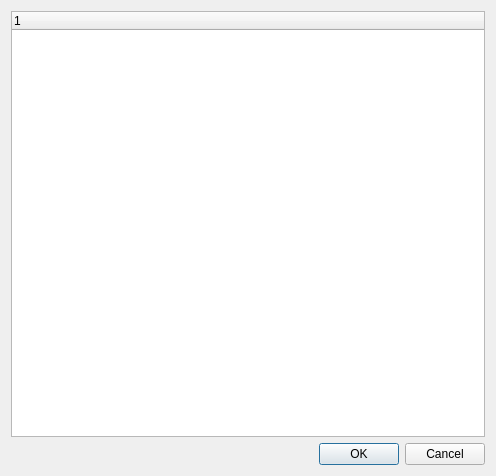
Old version of the form include/data/uid/xml_tree.ui in the repository hnguy028/Data-Center-Manager.
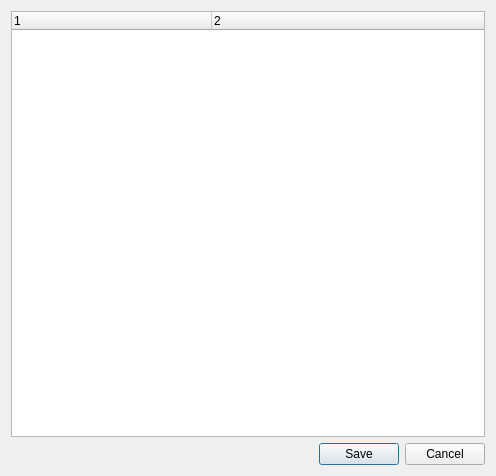
New version of the form. Custom widgets are drawn as their Qt base class.

Patch:
```diff
--- a/include/data/uid/xml_tree.ui
+++ b/include/data/uid/xml_tree.ui
@@ -15,7 +15,27 @@
   </property>
   <layout class="QVBoxLayout" name="verticalLayout">
    <item>
-    <widget class="XmlTreeWidget" name="treeWidget"/>
+    <widget class="XmlTreeWidget" name="treeWidget">
+     <property name="columnCount">
+      <number>2</number>
+     </property>
+     <attribute name="headerDefaultSectionSize">
+      <number>200</number>
+     </attribute>
+     <attribute name="headerMinimumSectionSize">
+      <number>37</number>
+     </attribute>
+     <column>
+      <property name="text">
+       <string>1</string>
+      </property>
+     </column>
+     <column>
+      <property name="text">
+       <string notr="true">2</string>
+      </property>
+     </column>
+    </widget>
    </item>
    <item>
     <widget class="QDialogButtonBox" name="buttonBox">
@@ -23,7 +43,7 @@
       <enum>Qt::Horizontal</enum>
      </property>
      <property name="standardButtons">
-      <set>QDialogButtonBox::Cancel|QDialogButtonBox::Ok</set>
+      <set>QDialogButtonBox::Cancel|QDialogButtonBox::Save</set>
      </property>
     </widget>
    </item>
```
